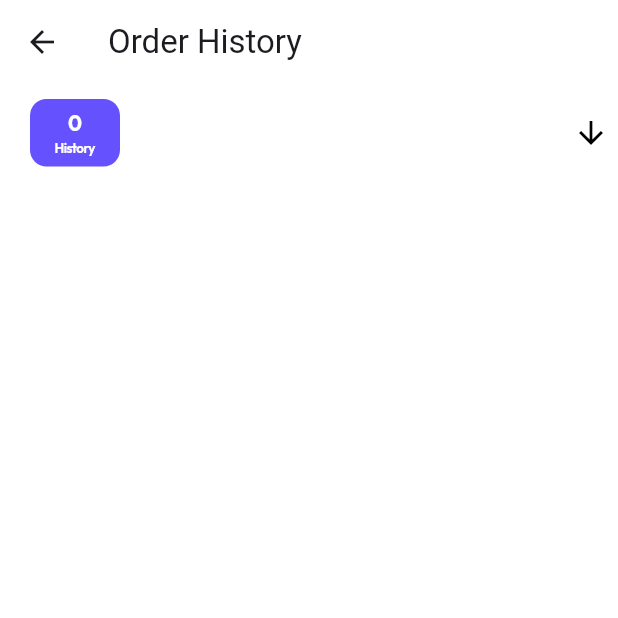
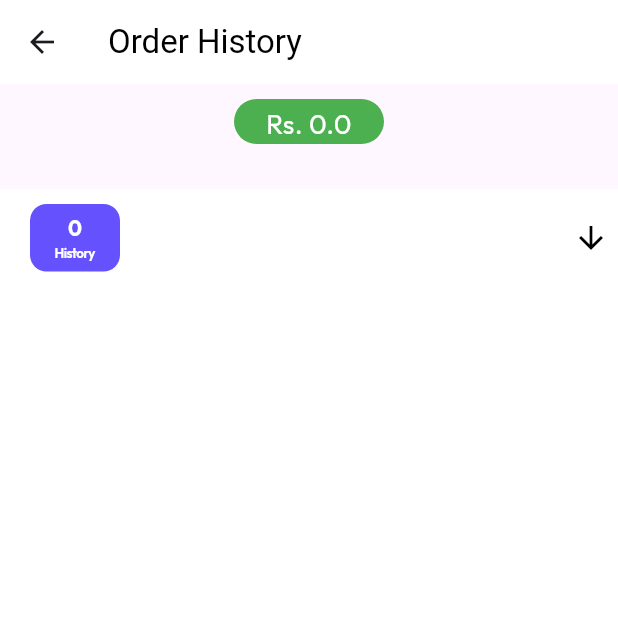
Before and after one commit to iNav-Labs/LunchX-web-app, a Flutter app: the OrderHistoryScreenCanteen screen opened directly, on a phone screen of 412 x 824 dp, the top half of it. Run offline on Flutter 3.47's test engine with Material 3 defaults, Android fonts, the phone set to English and light mode, and no system bars; our stand-ins replace cloud_firestore, confetti, firebase_auth, firebase_core, firebase_storage, fluttertoast and 3 more; missing offline and left inert: razorpay_web; accounts and stored records are empty; project files that could hold a hidden picture were left out.

Commit message:
keval do it

```diff
--- a/lib/Canteen/order_hostory.dart
+++ b/lib/Canteen/order_hostory.dart
@@ -1,4 +1,6 @@
 // ignore_for_file: unnecessary_string_interpolations
+
+
 
 import 'package:cloud_firestore/cloud_firestore.dart';
 import 'package:firebase_auth/firebase_auth.dart';
@@ -17,13 +19,15 @@ class OrderHistoryScreenCanteen extends StatefulWidget {
 class _OrderHistoryScreenCanteenState extends State<OrderHistoryScreenCanteen> {
   late List<Map<String, dynamic>> fetchedOrders = [];
 
+
+
   @override
   void initState() {
     super.initState();
     fetchOrderHistory();
+    calculateTotalAmount();
   }
 
-// Function to show order details
 // Function to show order details
   void _showOrderDetails(BuildContext context, Map<String, dynamic> order) {
     showModalBottomSheet(
@@ -164,16 +168,97 @@ class _OrderHistoryScreenCanteenState extends State<OrderHistoryScreenCanteen> {
       //print('Error fetching orders: $error');
     }
   }
+Future<double> calculateTotalAmount() async {
+  double totalAmount = 0.0;
+  try {
+    final String? userEmail = FirebaseAuth.instance.currentUser?.email;
+    if (userEmail != null) {
+      final QuerySnapshot querySnapshot = await FirebaseFirestore.instance
+          .collection('LunchX')
+          .doc('canteens')
+          .collection('users')
+          .doc(userEmail)
+          .collection('OrderHistory')
+          .where('accept?', isEqualTo: 'accept')
+          .get();
+      for (var doc in querySnapshot.docs) {
+        final Map<String, dynamic> orderData = doc.data() as Map<String, dynamic>;
+        final double totalPrice = orderData['totalPrice'] ?? 0.0;
+        print(totalPrice);
+        totalAmount += totalPrice;
+      }
+      print('totalAmount: ${totalAmount}');
+    } else {
+      throw 'User not logged in';
+    }
+  } catch (error) {
+    // Handle error
+    print('Error calculating total amount: $error');
+  }
+  return totalAmount;
+}
 
 @override
 Widget build(BuildContext context) {
   return Scaffold(
     appBar: AppBar(
       backgroundColor: Colors.white,
-        title: const Text('Order History'),
+      title: const Text(
+        'Order History',
+        style: TextStyle(color: Colors.black),
+      ),
+
+
     ),
     body: Column(
+      crossAxisAlignment: CrossAxisAlignment.start,
       children: [
+        Center(
+
+        child: FutureBuilder<double>(
+          future: calculateTotalAmount(),
+          builder: (context, snapshot) {
+            if (snapshot.connectionState == ConnectionState.waiting) {
+              return const Center(
+                child: CircularProgressIndicator(
+                  valueColor: AlwaysStoppedAnimation<Color>(Colors.black),
+                ),
+              );
+            } else if (snapshot.hasError) {
+              return Center(
+                child: Text(
+                  'Error: ${snapshot.error}',
+                  style: const TextStyle(color: Colors.red),
+                ),
+              );
+            } else {
+              return Center(
+                child: Container(
+                  margin: const EdgeInsets.symmetric(vertical: 10),
+                  height: 30,
+                  width: 100,
+                  padding: const EdgeInsets.symmetric(vertical: 3, horizontal: 20),
+                  decoration: BoxDecoration(
+                    color: Colors.green,
+                    borderRadius: BorderRadius.circular(20),
+                  ),
+                  child: Text(
+                    'Rs. ${snapshot.data}',
+                    style: GoogleFonts.outfit(
+                      fontSize: 18,
+                      color: Colors.white,
+                      fontWeight: FontWeight.normal,
+                    ),
+                    textAlign: TextAlign.center,
+                  ),
+                ),
+              );
+            }
+          },
+        ),
+        ),
+
+        const SizedBox(height: 20), // Add some spacing between the total amount and the list of orders
         // Header Section
         Container(
           padding: const EdgeInsets.symmetric(vertical: 10.0),
@@ -194,7 +279,7 @@ class _OrderHistoryScreenCanteenState extends State<OrderHistoryScreenCanteen> {
                   children: [
                     Text(
                       '${fetchedOrders.length}',
-                        style:  GoogleFonts.outfit(
+                      style: GoogleFonts.outfit(
                         color: Colors.white,
                         fontWeight: FontWeight.bold,
                         fontSize: 14,
@@ -218,7 +303,7 @@ class _OrderHistoryScreenCanteenState extends State<OrderHistoryScreenCanteen> {
                   child: Text(
                     '',
                     style: GoogleFonts.outfit(
-                        color: Color(0xFF919191),
+                      color: const Color(0xFF919191),
                       fontSize: 18.0,
                       fontWeight: FontWeight.w500,
                     ),
@@ -280,7 +365,7 @@ class _OrderHistoryScreenCanteenState extends State<OrderHistoryScreenCanteen> {
                           children: [
                             Text(
                               'Order No. #${fetchedOrders[index]['orderNumber']}',
-                                style:  GoogleFonts.outfit(
+                              style: GoogleFonts.outfit(
                                 fontSize: 18.0,
                                 fontWeight: FontWeight.bold,
                                 color: const Color(0xFF6552FE),
@@ -289,7 +374,7 @@ class _OrderHistoryScreenCanteenState extends State<OrderHistoryScreenCanteen> {
                             const SizedBox(height: 10.0),
                             Text(
                               'Price: Rs. ${fetchedOrders[index]['totalPrice']}',
-                                style:  GoogleFonts.outfit(
+                              style: GoogleFonts.outfit(
                                 fontSize: 14.0,
                                 fontWeight: FontWeight.bold,
                               ),
--- a/lib/Customer/landingpage.dart
+++ b/lib/Customer/landingpage.dart
@@ -10,7 +10,7 @@ class LandingPage extends StatelessWidget {
   final String _privacyPolicyUrl =
       'https://www.termsfeed.com/live/43d036d6-de13-4777-a476-77aeb35d6ee3';
   final String _termsConditionsUrl = 'https://www.termsfeed.com/live/4e458585-425a-4b42-9d88-8e4c646fb40d';
-  final String _contactUsUrl = 'https://lunchx.web.app';
+  final String _contactUsUrl = 'https://form.jotform.com/241044893823459';
   final String _cancellationRefundUrl =
       'https://www.privacypolicies.com/live/b02cac83-5029-4469-bec7-af496322acb7';
 
--- a/lib/Customer/oder_billing.dart
+++ b/lib/Customer/oder_billing.dart
@@ -6,7 +6,6 @@ import 'package:google_fonts/google_fonts.dart';
 import 'package:cloud_firestore/cloud_firestore.dart';
 import 'package:firebase_auth/firebase_auth.dart';
 import 'package:intl/intl.dart';
-import 'package:lunchx_order/Customer/payment_done.dart';
 import 'package:lunchx_order/Customer/razorpay_payment.dart';
 
 class OrderBillingScreen extends StatefulWidget {
```
Also changed, not shown: lib/Canteen/Body/accepted_orders.dart (+15 -6 lines), lib/Customer/payment_done.dart (+13 -8 lines), lib/Customer/razorpay_payment.dart (+31 -7 lines), 1 other file. Lines whose indentation alone changed are shown as unchanged.
